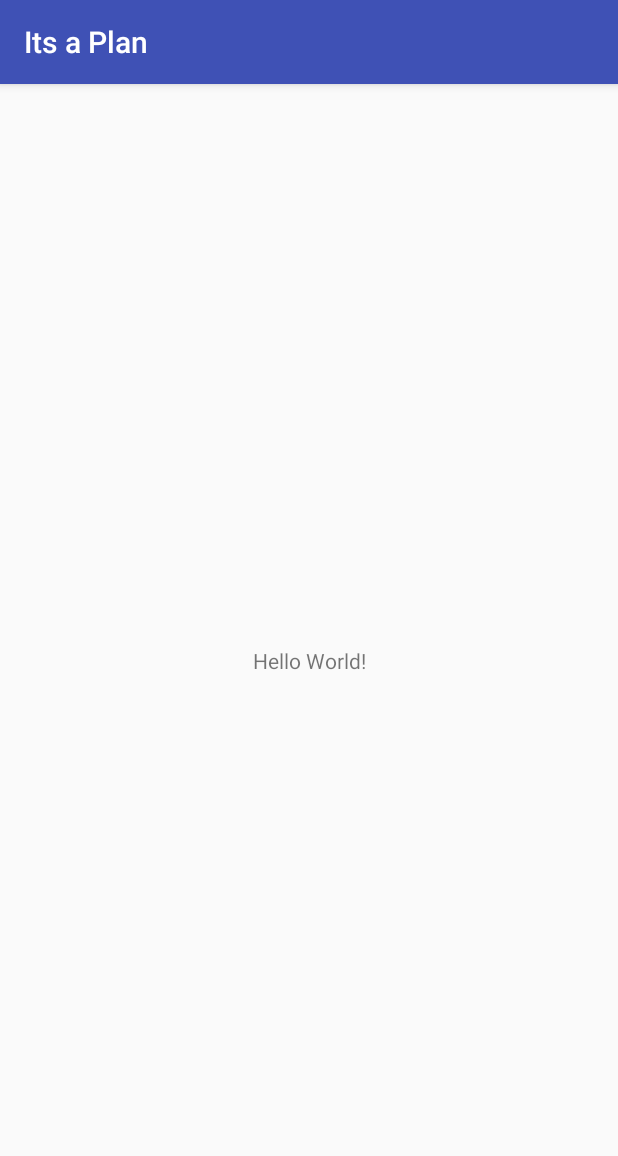
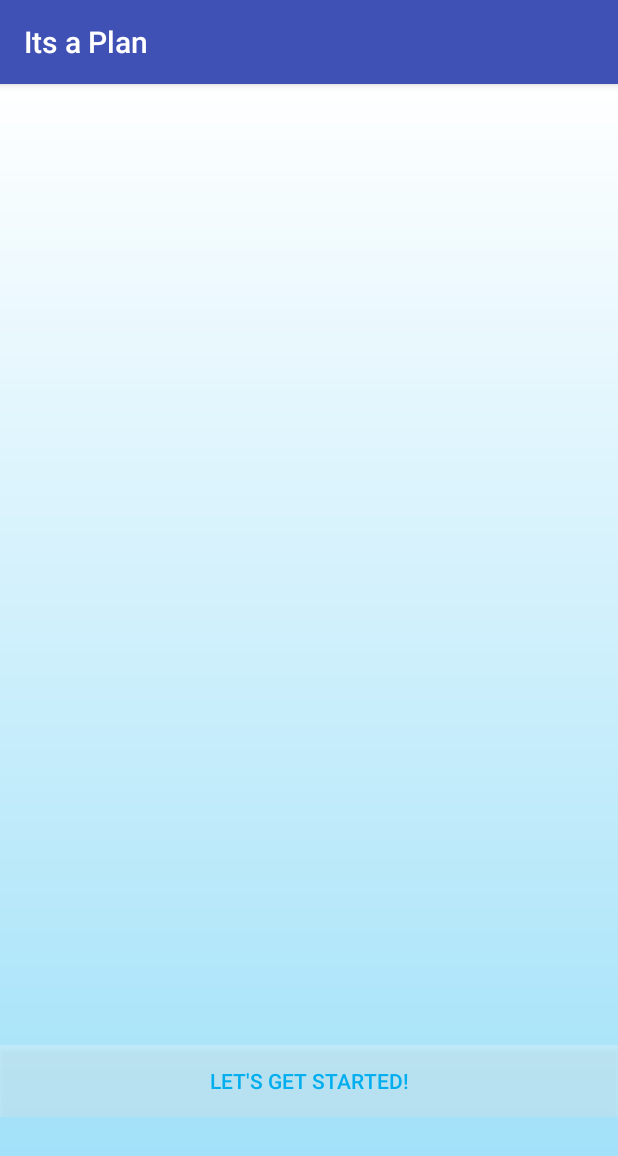
Before and after one commit to OregonGEARUP/AndroidApplication, an Android app: the screen it shows after launch (MainActivity), on a phone screen of 412 x 824 dp. Shown: the top 1156 px of the screen. Run offline under Robolectric (Android 15) with nearby library versions, the light colour scheme and no system bars; our stand-ins replace ButterKnife.

```diff
--- a/ItsAPlan/app/build.gradle
+++ b/ItsAPlan/app/build.gradle
@@ -23,8 +23,11 @@ dependencies {
     implementation fileTree(dir: 'libs', include: ['*.jar'])
     implementation 'com.android.support:appcompat-v7:26.1.0'
     implementation 'com.android.support.constraint:constraint-layout:1.0.2'
+    implementation 'com.android.support:design:26.1.0'
     testImplementation 'junit:junit:4.12'
     androidTestImplementation 'com.android.support.test:runner:1.0.1'
     androidTestImplementation 'com.android.support.test.espresso:espresso-core:3.0.1'
     compile 'com.squareup.okhttp3:okhttp:3.9.0'
+    compile 'com.jakewharton:butterknife:8.8.1'
+    annotationProcessor 'com.jakewharton:butterknife-compiler:8.8.1'
 }
--- /dev/null
+++ b/ItsAPlan/app/src/main/res/drawable/bg_gradient.xml
@@ -0,0 +1,13 @@
+<?xml version="1.0" encoding="utf-8"?>
+<shape xmlns:android="http://schemas.android.com/apk/res/android"
+    android:shape="rectangle"
+    >
+
+    <gradient
+        android:startColor="#ffffffff"
+        android:endColor="#9bdff8"
+        android:angle="270"
+        android:type="linear"/>
+
+
+</shape>
--- a/ItsAPlan/app/src/main/res/layout/activity_main.xml
+++ b/ItsAPlan/app/src/main/res/layout/activity_main.xml
@@ -1,18 +1,27 @@
-<?xml version="1.0" encoding="utf-8"?>
-<android.support.constraint.ConstraintLayout xmlns:android="http://schemas.android.com/apk/res/android"
-    xmlns:app="http://schemas.android.com/apk/res-auto"
-    xmlns:tools="http://schemas.android.com/tools"
-    android:layout_width="match_parent"
-    android:layout_height="match_parent"
-    tools:context="androidapplication.oregongoestocollege.org.itsaplan.ui.MainActivity">
+<RelativeLayout xmlns:android="http://schemas.android.com/apk/res/android"
+xmlns:tools="http://schemas.android.com/tools"
+android:layout_width="match_parent"
+android:layout_height="match_parent"
+tools:context="androidapplication.oregongoestocollege.org.itsaplan.ui.MainActivity"
+android:background="@drawable/bg_gradient">
 
-    <TextView
-        android:layout_width="wrap_content"
+
+    <LinearLayout
+        android:layout_width="match_parent"
         android:layout_height="wrap_content"
-        android:text="Hello World!"
-        app:layout_constraintBottom_toBottomOf="parent"
-        app:layout_constraintLeft_toLeftOf="parent"
-        app:layout_constraintRight_toRightOf="parent"
-        app:layout_constraintTop_toTopOf="parent" />
+        android:layout_alignParentBottom="true"
+        android:layout_centerHorizontal="true"
+        android:layout_marginBottom="79dp"
+        android:orientation="horizontal">
 
-</android.support.constraint.ConstraintLayout>
+        <Button
+            android:id="@+id/getStartedButton"
+            android:layout_width="match_parent"
+            android:layout_height="match_parent"
+            android:layout_weight="1"
+            android:background="#40ffffff"
+            android:text="Let's get started!"
+            android:textColor="#ff00aeef" />
+    </LinearLayout>
+
+</RelativeLayout>
--- /dev/null
+++ b/ItsAPlan/app/src/main/res/values/dimens.xml
@@ -0,0 +1,3 @@
+<resources>
+    <dimen name="fab_margin">16dp</dimen>
+</resources>
--- a/ItsAPlan/app/src/main/res/values/strings.xml
+++ b/ItsAPlan/app/src/main/res/values/strings.xml
@@ -4,4 +4,7 @@
     <string name="error_message">There was an error. Please try again!</string>
     <string name="error_ok_button">OK</string>
     <string name="network_unavailable">Network is unavailable!</string>
+    <string name="title_activity_starting_block">StartingBlockActivity</string>
+    <string name="hello_world">Hello World</string>
+    <string name="empty_data_from_server">There is nothing to display. Something went wrong!</string>
 </resources>
--- a/ItsAPlan/app/src/main/res/values/styles.xml
+++ b/ItsAPlan/app/src/main/res/values/styles.xml
@@ -8,4 +8,13 @@
         <item name="colorAccent">@color/colorAccent</item>
     </style>
 
+    <style name="AppTheme.NoActionBar">
+        <item name="windowActionBar">false</item>
+        <item name="windowNoTitle">true</item>
+    </style>
+
+    <style name="AppTheme.AppBarOverlay" parent="ThemeOverlay.AppCompat.Dark.ActionBar" />
+
+    <style name="AppTheme.PopupOverlay" parent="ThemeOverlay.AppCompat.Light" />
+
 </resources>
```
Also changed, not shown: ItsAPlan/app/src/main/AndroidManifest.xml (+9 -0 lines), ItsAPlan/app/src/main/java/androidapplication/oregongoestocollege/org/itsaplan/ui/MainActivity.java (+12 -0 lines), ItsAPlan/app/src/main/java/androidapplication/oregongoestocollege/org/itsaplan/ui/StartingBlockActivity.java (added, +23 -0 lines), ItsAPlan/app/src/main/res/layout/activity_starting_block.xml (added, +25 -0 lines), ItsAPlan/app/src/main/res/layout/content_starting_block.xml (added, +28 -0 lines).
